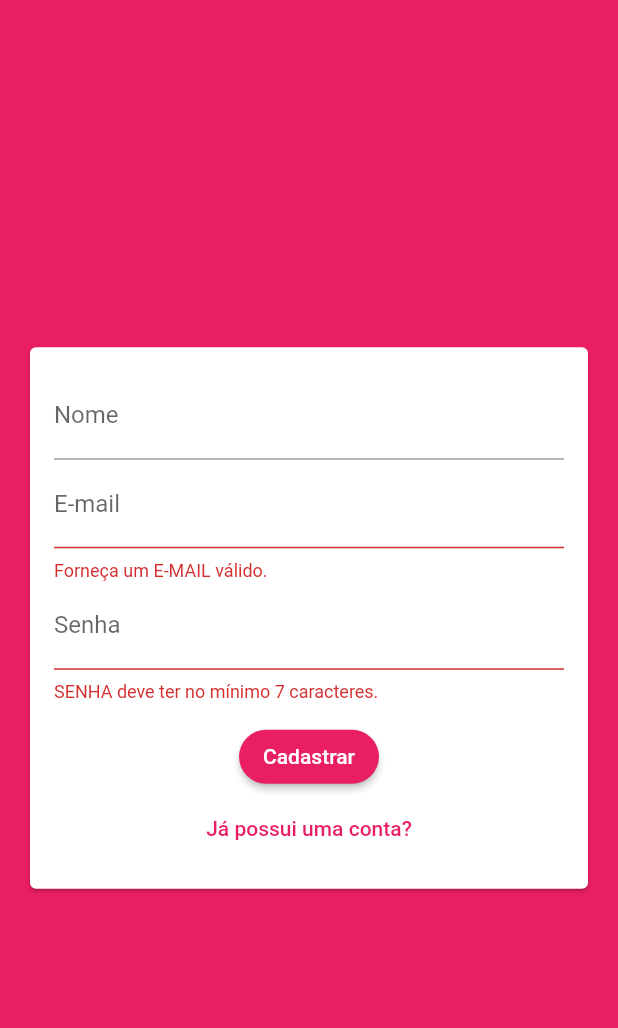
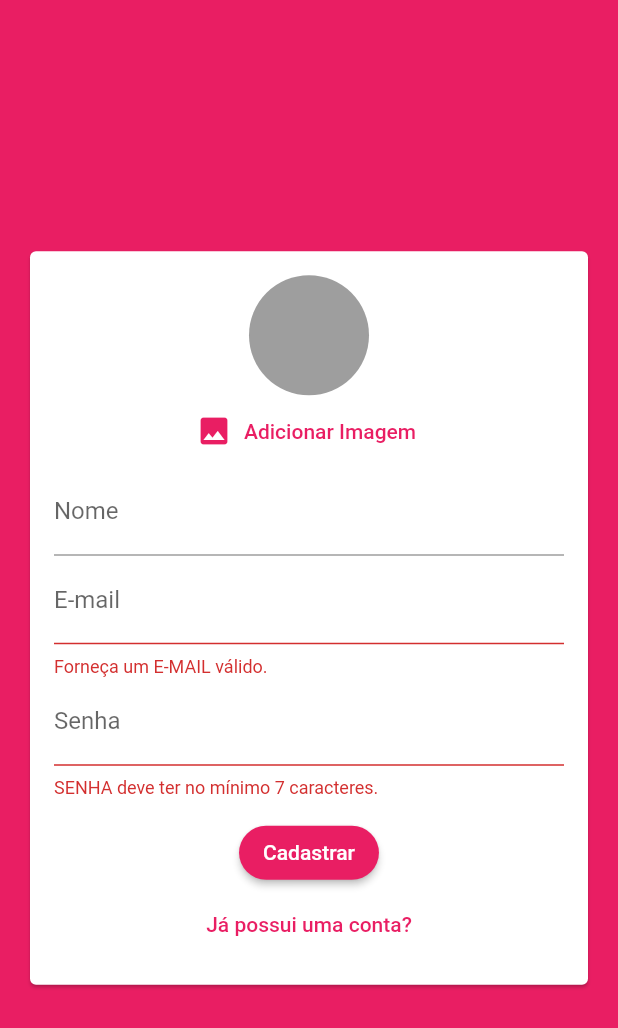
Before and after one commit to dpmart/chat_app, a Flutter app: the screen it shows after launch, after a tap on "Entrar", after a tap on "Criar uma nova conta?", on a phone screen of 412 x 824 dp. Shown: the top 1028 px of the screen. Run offline on Flutter 3.47's test engine with Material 2 defaults, Android fonts, the phone set to English and light mode, and no system bars; our stand-ins replace cloud_firestore, firebase_auth, firebase_core, firebase_storage, image_picker; accounts and stored records are empty.

```diff
--- a/lib/main.dart
+++ b/lib/main.dart
@@ -6,8 +6,6 @@ import 'package:flutter/material.dart';
 
 void main() async {
   WidgetsFlutterBinding.ensureInitialized();
-  //Firebase.app();
-  print(Firebase.apps.length);
   try {
     await Firebase.initializeApp();
   } on FirebaseException catch (err) {
--- a/lib/models/auth_data.dart
+++ b/lib/models/auth_data.dart
@@ -1,3 +1,5 @@
+import 'dart:io';
+
 enum AuthMode {
   LOGIN,
   SIGNUP,
@@ -7,6 +9,7 @@ class AuthData {
   String name;
   String email;
   String password;
+  File image;
   AuthMode _mode = AuthMode.LOGIN;
 
   bool get isSignup {
--- a/lib/screens/chat_screen.dart
+++ b/lib/screens/chat_screen.dart
@@ -1,6 +1,5 @@
 import 'package:chat_app/widgets/messages.dart';
 import 'package:chat_app/widgets/new_message.dart';
-import 'package:cloud_firestore/cloud_firestore.dart';
 import 'package:firebase_auth/firebase_auth.dart';
 import 'package:firebase_core/firebase_core.dart';
 import 'package:flutter/material.dart';
--- a/lib/widgets/auth_form.dart
+++ b/lib/widgets/auth_form.dart
@@ -1,4 +1,7 @@
+import 'dart:io';
+
 import 'package:chat_app/models/auth_data.dart';
+import 'package:chat_app/widgets/user_image_picker.dart';
 import 'package:flutter/material.dart';
 
 class AuthForm extends StatefulWidget {
@@ -17,9 +20,24 @@ class _AuthFormState extends State<AuthForm> {
   _submit() {
     bool isValid = _formKey.currentState.validate();
     FocusScope.of(context).unfocus();
+
+    if (_authData.image == null && _authData.isSignup) {
+      Scaffold.of(context).showSnackBar(
+        SnackBar(
+          content: Text('Imagem não selecionada!'),
+          backgroundColor: Theme.of(context).errorColor,
+        ),
+      );
+      return;
+    }
+
     if (isValid) {
       widget.onSubmit(_authData);
     }
+  }
+
+  void _handlePickedImage(File image) {
+    _authData.image = image;
   }
 
   @override
@@ -34,6 +52,7 @@ class _AuthFormState extends State<AuthForm> {
               key: _formKey,
               child: Column(
                 children: [
+                  if (_authData.isSignup) UserImagePicker(_handlePickedImage),
                   if (_authData.isSignup)
                     TextFormField(
                       key: ValueKey('name'),
--- a/lib/widgets/messages.dart
+++ b/lib/widgets/messages.dart
@@ -34,7 +34,8 @@ class Messages extends StatelessWidget {
               itemCount: chatDocs.length,
               itemBuilder: (ctx, i) => MessageBubble(
                 chatDocs[i]['text'],
-                chatDocs[i]['userId'],
+                chatDocs[i]['userName'],
+                chatDocs[i]['userImage'],
                 chatDocs[i]['userId'] == userSnapshot.data.uid,
                 key: ValueKey(chatDocs[i].documentID),
               ),
--- /dev/null
+++ b/lib/widgets/user_image_picker.dart
@@ -0,0 +1,59 @@
+import 'dart:io';
+
+import 'package:flutter/material.dart';
+import 'package:image_picker/image_picker.dart';
+
+class UserImagePicker extends StatefulWidget {
+  final Function(File pickedImage) onImagePick;
+
+  UserImagePicker(this.onImagePick);
+
+  @override
+  _UserImagePickerState createState() => _UserImagePickerState();
+}
+
+class _UserImagePickerState extends State<UserImagePicker> {
+  File _pickedImageFile;
+
+  Future<void> _pickImage() async {
+    final picker = ImagePicker();
+    final pickedImage = await picker.getImage(
+      source: ImageSource.camera,
+      imageQuality: 50,
+      maxWidth: 150,
+    );
+
+    setState(() {
+      _pickedImageFile = File(pickedImage.path);
+    });
+
+    widget.onImagePick(_pickedImageFile);
+  }
+
+  @override
+  Widget build(BuildContext context) {
+    return Column(
+      children: [
+        CircleAvatar(
+          radius: 40,
+          backgroundColor: Colors.grey,
+          backgroundImage:
+              _pickedImageFile != null ? FileImage(_pickedImageFile) : null,
+        ),
+        FlatButton.icon(
+          icon: Icon(
+            Icons.image,
+            color: Theme.of(context).primaryColor,
+          ),
+          label: Text(
+            'Adicionar Imagem',
+            style: TextStyle(
+              color: Theme.of(context).primaryColor,
+            ),
+          ),
+          onPressed: _pickImage,
+        ),
+      ],
+    );
+  }
+}
--- a/pubspec.yaml
+++ b/pubspec.yaml
@@ -26,6 +26,8 @@ dependencies:
   firebase_core: ^0.5.0+1
   cloud_firestore: ^0.14.1+3
   firebase_auth: ^0.18.1+2
+  image_picker: ^0.6.7+12
+  firebase_storage: ^4.0.1
 
 
   # The following adds the Cupertino Icons font to your application.
```
Also changed, not shown: lib/screens/auth_screen.dart (+12 -0 lines), lib/widgets/message_bubble.dart (+26 -23 lines), lib/widgets/new_message.dart (+7 -1 lines), pubspec.lock, 25 other files.
